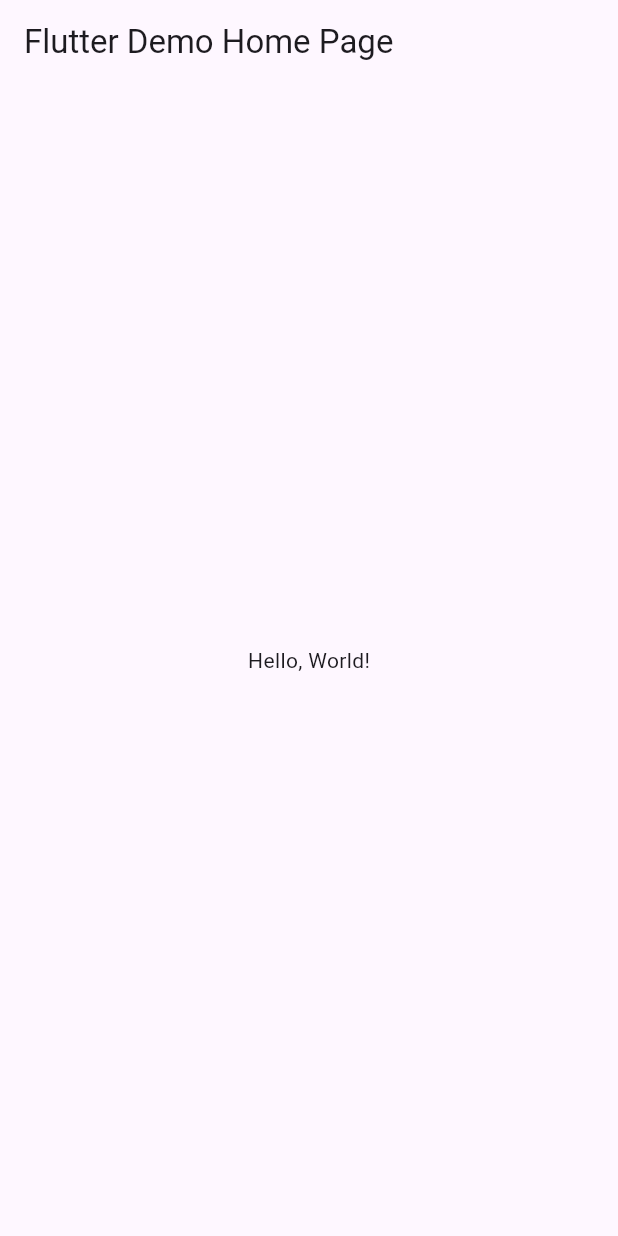
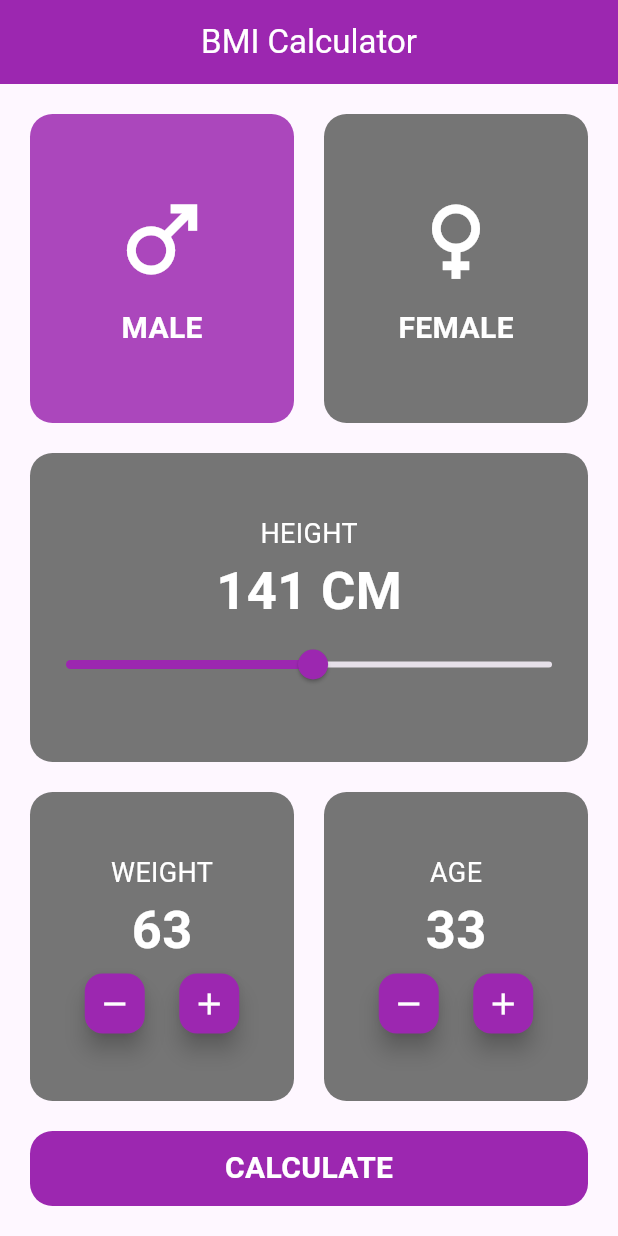
Before and after one commit to Ahmed-K-Fouda/Calc_BMI, a Flutter app: the screen it shows after launch, on a phone screen of 412 x 824 dp. Run offline on Flutter 3.47's test engine with Material 3 defaults, Android fonts, the phone set to English and light mode, and no system bars.

Commit message:
initial commit

```diff
--- /dev/null
+++ b/lib/BMI/bmi_result.dart
@@ -0,0 +1,82 @@
+import 'package:flutter/material.dart';
+
+class BmiResult extends StatelessWidget {
+  final String gender;
+  final int age;
+  final double bmi;
+
+  const BmiResult({
+    super.key,
+    required this.gender,
+    required this.age,
+    required this.bmi,
+  });
+
+  String getBmiCategory() {
+    if (bmi < 18.5) {
+      return "Underweight";
+    } else if (bmi >= 18.5 && bmi < 24.9) {
+      return "Normal Weight";
+    } else if (bmi >= 25 && bmi < 29.9) {
+      return "Overweight";
+    } else {
+      return "Obese";
+    }
+  }
+
+  @override
+  Widget build(BuildContext context) {
+    return Scaffold(
+      appBar: AppBar(
+        title: const Text(
+          'BMI Result',
+          style: TextStyle(color: Colors.white),
+        ),
+        centerTitle: true,
+        backgroundColor: Colors.purple,
+      ),
+      body: Center(
+        child: Padding(
+          padding: const EdgeInsets.all(20.0),
+          child: Column(
+            mainAxisAlignment: MainAxisAlignment.center,
+            children: [
+              Text(
+                "Gender: $gender",
+                style:
+                    const TextStyle(fontSize: 22, fontWeight: FontWeight.bold),
+              ),
+              const SizedBox(height: 10),
+              Text(
+                "Age: $age",
+                style:
+                    const TextStyle(fontSize: 22, fontWeight: FontWeight.bold),
+              ),
+              const SizedBox(height: 10),
+              Text(
+                "Your BMI: ${bmi.toStringAsFixed(1)}",
+                style:
+                    const TextStyle(fontSize: 26, fontWeight: FontWeight.bold),
+              ),
+              const SizedBox(height: 10),
+              Text(
+                "Category: ${getBmiCategory()}",
+                style: const TextStyle(
+                    fontSize: 22,
+                    fontWeight: FontWeight.bold,
+                    color: Colors.blue),
+              ),
+              const SizedBox(height: 30),
+              ElevatedButton(
+                onPressed: () {
+                  Navigator.pop(context);
+                },
+                child: const Text("Recalculate"),
+              ),
+            ],
+          ),
+        ),
+      ),
+    );
+  }
+}
--- /dev/null
+++ b/lib/BMI/bmi_screen.dart
@@ -0,0 +1,261 @@
+import 'package:flutter/material.dart';
+import 'bmi_result.dart';
+
+class BmiScreen extends StatefulWidget {
+  const BmiScreen({super.key});
+
+  @override
+  _BmiScreenState createState() => _BmiScreenState();
+}
+
+class _BmiScreenState extends State<BmiScreen> {
+  double height = 141;
+  int weight = 63;
+  int age = 33;
+  String selectedGender = "MALE";
+
+  @override
+  Widget build(BuildContext context) {
+    return Scaffold(
+      appBar: AppBar(
+        title: const Text(
+          'BMI Calculator',
+          style: TextStyle(color: Colors.white),
+        ),
+        centerTitle: true,
+        backgroundColor: Colors.purple,
+      ),
+      body: Padding(
+        padding: const EdgeInsets.all(20.0),
+        child: Column(
+          children: [
+            Expanded(
+              child: Row(
+                children: [
+                  Expanded(
+                    child: GestureDetector(
+                      onTap: () {
+                        setState(() {
+                          selectedGender = "MALE";
+                        });
+                      },
+                      child: GenderCard(
+                        icon: Icons.male,
+                        label: "MALE",
+                        isSelected: selectedGender == "MALE",
+                      ),
+                    ),
+                  ),
+                  const SizedBox(width: 20),
+                  Expanded(
+                    child: GestureDetector(
+                      onTap: () {
+                        setState(() {
+                          selectedGender = "FEMALE";
+                        });
+                      },
+                      child: GenderCard(
+                        icon: Icons.female,
+                        label: "FEMALE",
+                        isSelected: selectedGender == "FEMALE",
+                      ),
+                    ),
+                  ),
+                ],
+              ),
+            ),
+            const SizedBox(height: 20),
+            Expanded(
+              child: Container(
+                decoration: BoxDecoration(
+                  color: Colors.grey[600],
+                  borderRadius: BorderRadius.circular(15),
+                ),
+                child: Column(
+                  mainAxisAlignment: MainAxisAlignment.center,
+                  children: [
+                    const Text("HEIGHT",
+                        style: TextStyle(fontSize: 18, color: Colors.white)),
+                    Text(
+                      "${height.toInt()} CM",
+                      style: const TextStyle(
+                          fontSize: 35,
+                          fontWeight: FontWeight.bold,
+                          color: Colors.white),
+                    ),
+                    Slider(
+                      value: height,
+                      min: 80,
+                      max: 200,
+                      activeColor: Colors.purple,
+                      onChanged: (newValue) {
+                        setState(() {
+                          height = newValue;
+                        });
+                      },
+                    ),
+                  ],
+                ),
+              ),
+            ),
+            const SizedBox(height: 20),
+            Expanded(
+              child: Row(
+                children: [
+                  Expanded(
+                    child: ValueCard(
+                      label: "WEIGHT",
+                      value: weight,
+                      onDecrease: () => setState(() => weight--),
+                      onIncrease: () => setState(() => weight++),
+                    ),
+                  ),
+                  const SizedBox(width: 20),
+                  Expanded(
+                    child: ValueCard(
+                      label: "AGE",
+                      value: age,
+                      onDecrease: () => setState(() => age--),
+                      onIncrease: () => setState(() => age++),
+                    ),
+                  ),
+                ],
+              ),
+            ),
+            const SizedBox(height: 20),
+            GestureDetector(
+              onTap: () {
+                double bmi = weight / ((height / 100) * (height / 100));
+
+                Navigator.push(
+                  context,
+                  MaterialPageRoute(
+                    builder: (context) => BmiResult(
+                      gender: selectedGender,
+                      age: age,
+                      bmi: bmi,
+                    ),
+                  ),
+                );
+              },
+              child: Container(
+                width: double.infinity,
+                height: 50,
+                decoration: BoxDecoration(
+                  color: Colors.purple,
+                  borderRadius: BorderRadius.circular(15),
+                ),
+                child: const Center(
+                  child: Text(
+                    "CALCULATE",
+                    style: TextStyle(
+                        fontSize: 20,
+                        fontWeight: FontWeight.bold,
+                        color: Colors.white),
+                  ),
+                ),
+              ),
+            ),
+          ],
+        ),
+      ),
+    );
+  }
+}
+
+class GenderCard extends StatelessWidget {
+  final IconData icon;
+  final String label;
+  final bool isSelected;
+
+  const GenderCard({
+    super.key,
+    required this.icon,
+    required this.label,
+    required this.isSelected,
+  });
+
+  @override
+  Widget build(BuildContext context) {
+    return Container(
+      decoration: BoxDecoration(
+        color: isSelected ? Colors.purple[400] : Colors.grey[600],
+        borderRadius: BorderRadius.circular(15),
+      ),
+      child: Column(
+        mainAxisAlignment: MainAxisAlignment.center,
+        children: [
+          Icon(icon, size: 70, color: Colors.white),
+          const SizedBox(height: 10),
+          Text(label,
+              style: const TextStyle(
+                  fontSize: 20,
+                  fontWeight: FontWeight.bold,
+                  color: Colors.white)),
+        ],
+      ),
+    );
+  }
+}
+
+class ValueCard extends StatelessWidget {
+  final String label;
+  final int value;
+  final VoidCallback onIncrease;
+  final VoidCallback onDecrease;
+
+  const ValueCard({
+    super.key,
+    required this.label,
+    required this.value,
+    required this.onIncrease,
+    required this.onDecrease,
+  });
+
+  @override
+  Widget build(BuildContext context) {
+    return Container(
+      decoration: BoxDecoration(
+        color: Colors.grey[600],
+        borderRadius: BorderRadius.circular(15),
+      ),
+      child: Column(
+        mainAxisAlignment: MainAxisAlignment.center,
+        children: [
+          Text(label,
+              style: const TextStyle(fontSize: 18, color: Colors.white)),
+          Text(
+            "$value",
+            style: const TextStyle(
+                fontSize: 35, fontWeight: FontWeight.bold, color: Colors.white),
+          ),
+          Row(
+            mainAxisAlignment: MainAxisAlignment.center,
+            children: [
+              CircleButton(icon: Icons.remove, onPressed: onDecrease),
+              const SizedBox(width: 15),
+              CircleButton(icon: Icons.add, onPressed: onIncrease),
+            ],
+          ),
+        ],
+      ),
+    );
+  }
+}
+
+class CircleButton extends StatelessWidget {
+  final IconData icon;
+  final VoidCallback onPressed;
+
+  const CircleButton({super.key, required this.icon, required this.onPressed});
+
+  @override
+  Widget build(BuildContext context) {
+    return FloatingActionButton(
+      onPressed: onPressed,
+      mini: true,
+      backgroundColor: Colors.purple,
+      child: Icon(icon, color: Colors.white),
+    );
+  }
+}
--- a/lib/main.dart
+++ b/lib/main.dart
@@ -1,3 +1,4 @@
+import 'package:bmicalc/BMI/bmi_screen.dart';
 import 'package:flutter/material.dart';
 
 void main() => runApp(MyApp());
@@ -17,7 +18,7 @@ class MyApp extends StatelessWidget {
         primarySwatch: Colors.blue,
       ),
       // A widget which will be started on application startup
-      home: MyHomePage(title: 'Flutter Demo Home Page'),
+      home: BmiScreen(),
     );
   }
 }
```
